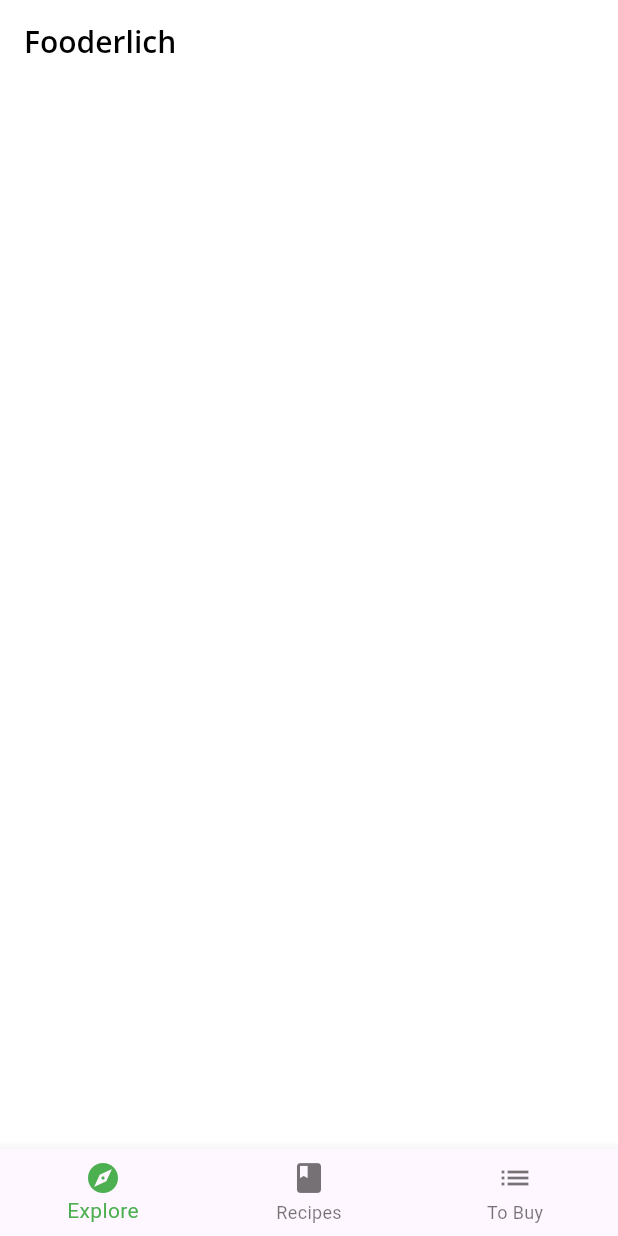
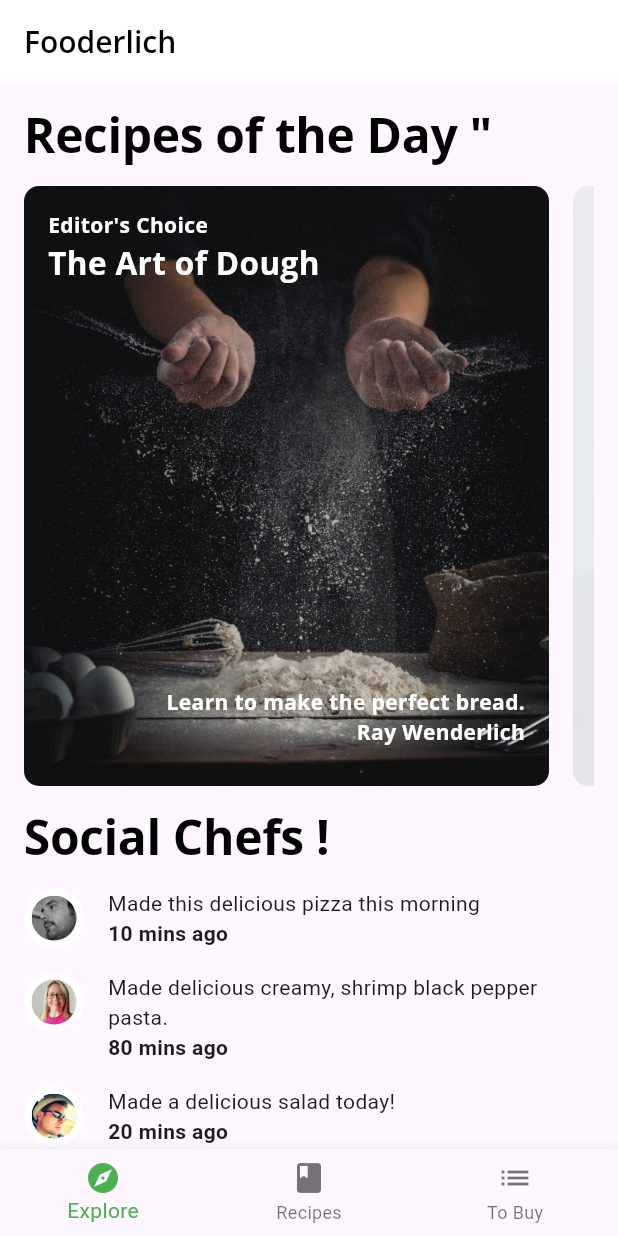
Before and after one commit to wyggel08/Chapter_05_Austral, a Flutter app: the screen it shows after launch, on a phone screen of 412 x 824 dp. Run offline on Flutter 3.47's test engine with Material 3 defaults, Android fonts, the phone set to English and light mode, and no system bars; our stand-ins replace google_fonts.

Commit message:
new additions

```diff
--- a/lib/components/author_card.dart
+++ b/lib/components/author_card.dart
@@ -41,11 +41,11 @@ class AuthorCardState extends State<AuthorCard> {
                 children: [
                   Text(
                     widget.authorName,
-                    style: FooderlichTheme.lightTextTheme.headline2,
+                    style: FooderlichTheme.lightTextTheme.displayMedium,
                   ),
                   Text(
                     widget.title,
-                    style: FooderlichTheme.lightTextTheme.headline3,
+                    style: FooderlichTheme.lightTextTheme.displaySmall,
                   )
                 ],
               ),
--- a/lib/components/card1.dart
+++ b/lib/components/card1.dart
@@ -31,13 +31,13 @@ class Card1 extends StatelessWidget {
           children: [
             Text(
               recipe.subtitle,
-              style: FooderlichTheme.darkTextTheme.bodyText1,
+              style: FooderlichTheme.darkTextTheme.bodyLarge,
             ),
             Positioned(
               top: 20,
               child: Text(
                 recipe.title,
-                style: FooderlichTheme.darkTextTheme.headline2,
+                style: FooderlichTheme.darkTextTheme.displayMedium,
               ),
             ),
             Positioned(
@@ -45,7 +45,7 @@ class Card1 extends StatelessWidget {
               right: 0,
               child: Text(
                 recipe.message,
-                style: FooderlichTheme.darkTextTheme.bodyText1,
+                style: FooderlichTheme.darkTextTheme.bodyLarge,
               ),
             ),
             Positioned(
@@ -53,7 +53,7 @@ class Card1 extends StatelessWidget {
               right: 0,
               child: Text(
                 recipe.authorName,
-                style: FooderlichTheme.darkTextTheme.bodyText1,
+                style: FooderlichTheme.darkTextTheme.bodyLarge,
               ),
             )
           ],
--- a/lib/components/card2.dart
+++ b/lib/components/card2.dart
@@ -42,7 +42,7 @@ class Card2 extends StatelessWidget {
                     right: 16,
                     child: Text(
                       recipe.title,
-                      style: FooderlichTheme.lightTextTheme.headline1,
+                      style: FooderlichTheme.lightTextTheme.displayLarge,
                     ),
                   ),
                   Positioned(
@@ -52,7 +52,7 @@ class Card2 extends StatelessWidget {
                       quarterTurns: 3,
                       child: Text(
                         recipe.subtitle,
-                        style: FooderlichTheme.lightTextTheme.headline1,
+                        style: FooderlichTheme.lightTextTheme.displayLarge,
                       ),
                     ),
                   ),
--- a/lib/components/card3.dart
+++ b/lib/components/card3.dart
@@ -17,7 +17,7 @@ class Card3 extends StatelessWidget {
       final chip = Chip(
         label: Text(
           element,
-          style: FooderlichTheme.darkTextTheme.bodyText1,
+          style: FooderlichTheme.darkTextTheme.bodyLarge,
         ),
         backgroundColor: Colors.black.withOpacity(0.7),
       );
@@ -64,7 +64,7 @@ class Card3 extends StatelessWidget {
                   ),
                   const SizedBox(height: 8),
                   Text(recipe.title,
-                      style: FooderlichTheme.darkTextTheme.headline2),
+                      style: FooderlichTheme.darkTextTheme.displayMedium),
                   const SizedBox(height: 30),
                 ],
               ),
--- a/lib/components/components.dart
+++ b/lib/components/components.dart
@@ -3,3 +3,8 @@ export 'card1.dart';
 export 'card2.dart';
 export 'card3.dart';
 export 'circle_image.dart';
+export 'today_recipe_list_view.dart';
+export 'friend_post_tile.dart';
+export 'friend_post_list_view.dart';
+export 'recipe_thumbnail.dart';
+export 'recipes_grid_view.dart';
--- /dev/null
+++ b/lib/components/friend_post_list_view.dart
@@ -0,0 +1,56 @@
+import 'package:flutter/material.dart';
+import '../models/models.dart';
+import 'components.dart';
+
+class FriendPostListView extends StatelessWidget {
+  // 1
+  final List<Post> friendPosts;
+  const FriendPostListView({
+    super.key,
+    required this.friendPosts,
+  });
+  @override
+  Widget build(BuildContext context) {
+    // 2
+    return Padding(
+      padding: const EdgeInsets.only(
+        left: 16,
+        right: 16,
+        top: 0,
+      ),
+      // 3
+      child: Column(
+        crossAxisAlignment: CrossAxisAlignment.start,
+        children: [
+          // 4
+          Text('Social Chefs ! ',
+          style: Theme.of(context).textTheme.displayLarge),
+          // 5
+          const SizedBox(height: 16),
+          // 1
+          ListView.separated(
+            // 2
+            primary: false,
+            // 3
+            physics: const NeverScrollableScrollPhysics(),
+            // 4
+            shrinkWrap: true,
+            scrollDirection: Axis.vertical,
+            itemCount: friendPosts.length,
+            itemBuilder: (context, index) {
+              // 5
+              final post = friendPosts[index];
+              return FriendPostTile(post: post);
+            },
+            separatorBuilder: (context, index) {
+              // 6
+              return const SizedBox(height: 16);
+            },
+          ),
+          // 6
+          const SizedBox(height: 16),
+        ],
+      ),
+    );
+  }
+}
--- /dev/null
+++ b/lib/components/friend_post_tile.dart
@@ -0,0 +1,44 @@
+import 'package:flutter/material.dart';
+import '../components/components.dart';
+import '../models/models.dart';
+
+class FriendPostTile extends StatelessWidget {
+  final Post post;
+  const FriendPostTile({
+    super.key,
+    required this.post,
+  });
+  @override
+  Widget build(BuildContext context) {
+    // 1
+    return Row(
+      crossAxisAlignment: CrossAxisAlignment.start,
+      mainAxisAlignment: MainAxisAlignment.start,
+      children: [
+        // 2
+        CircleImage(
+          imageProvider: AssetImage(post.profileImageUrl),
+          imageRadius: 20,
+        ),
+        // 3
+        const SizedBox(width: 16),
+        // 4
+        Expanded(
+          // 5
+          child: Column(
+            crossAxisAlignment: CrossAxisAlignment.start,
+            children: [
+              // 6
+              Text(post.comment),
+              // 7
+              Text(
+                '${post.timestamp} mins ago',
+                style: const TextStyle(fontWeight: FontWeight.w700),
+              ),
+            ],
+          ),
+        ),
+      ],
+    );
+  }
+}
--- /dev/null
+++ b/lib/components/today_recipe_list_view.dart
@@ -0,0 +1,71 @@
+import 'package:flutter/material.dart';
+// 1
+import '../components/components.dart';
+import '../models/models.dart';
+
+class TodayRecipeListView extends StatelessWidget {
+  // 2
+  final List<ExploreRecipe> recipes;
+  const TodayRecipeListView({
+    super.key,
+    required this.recipes,
+  });
+  @override
+  Widget build(BuildContext context) {
+    // 3
+    return Padding(
+      padding: const EdgeInsets.only(
+        left: 16,
+        right: 16,
+        top: 16,
+      ),
+      // 4
+      child: Column(
+        crossAxisAlignment: CrossAxisAlignment.start,
+        children: [
+          // 5
+          Text('Recipes of the Day " ',
+              style: Theme.of(context).textTheme.displayLarge),
+          // 6
+          const SizedBox(height: 16),
+          // 7
+          Container(
+            height: 400,
+            // 1
+            color: Colors.transparent,
+// 2
+            child: ListView.separated(
+              // 3
+              scrollDirection: Axis.horizontal,
+              // 4
+              itemCount: recipes.length,
+              // 5
+              itemBuilder: (context, index) {
+                // 6
+                final recipe = recipes[index];
+                return buildCard(recipe);
+              },
+              // 7
+              separatorBuilder: (context, index) {
+                // 8
+                return const SizedBox(width: 16);
+              },
+            ),
+          ),
+        ],
+      ),
+    );
+  }
+
+  Widget buildCard(ExploreRecipe recipe) {
+    if (recipe.cardType == RecipeCardType.card1) {
+      return Card1(recipe: recipe);
+    } else if (recipe.cardType == RecipeCardType.card2) {
+      return Card2(recipe: recipe);
+    } else if (recipe.cardType == RecipeCardType.card3) {
+      return Card3(recipe: recipe);
+    } else {
+      throw Exception('This card doesn\'t exist yet');
+    }
+  }
+}
--- a/lib/fooderlich_theme.dart
+++ b/lib/fooderlich_theme.dart
@@ -3,27 +3,27 @@ import 'package:google_fonts/google_fonts.dart';
 
 class FooderlichTheme {
   static TextTheme lightTextTheme = TextTheme(
-    bodyText1: GoogleFonts.openSans(
+    bodyLarge: GoogleFonts.openSans(
       fontSize: 14.0,
       fontWeight: FontWeight.w700,
       color: Colors.black,
     ),
-    headline1: GoogleFonts.openSans(
+    displayLarge: GoogleFonts.openSans(
       fontSize: 32.0,
       fontWeight: FontWeight.bold,
       color: Colors.black,
     ),
-    headline2: GoogleFonts.openSans(
+    displayMedium: GoogleFonts.openSans(
       fontSize: 21.0,
       fontWeight: FontWeight.w700,
       color: Colors.black,
     ),
-    headline3: GoogleFonts.openSans(
+    displaySmall: GoogleFonts.openSans(
       fontSize: 16.0,
       fontWeight: FontWeight.w600,
       color: Colors.black,
     ),
-    headline6: GoogleFonts.openSans(
+    titleLarge: GoogleFonts.openSans(
       fontSize: 20.0,
       fontWeight: FontWeight.w600,
       color: Colors.black,
@@ -31,27 +31,27 @@ class FooderlichTheme {
   );
 
   static TextTheme darkTextTheme = TextTheme(
-    bodyText1: GoogleFonts.openSans(
+    bodyLarge: GoogleFonts.openSans(
       fontSize: 14.0,
       fontWeight: FontWeight.w700,
       color: Colors.white,
     ),
-    headline1: GoogleFonts.openSans(
+    displayLarge: GoogleFonts.openSans(
       fontSize: 32.0,
       fontWeight: FontWeight.bold,
       color: Colors.white,
     ),
-    headline2: GoogleFonts.openSans(
+    displayMedium: GoogleFonts.openSans(
       fontSize: 21.0,
       fontWeight: FontWeight.w700,
       color: Colors.white,
     ),
-    headline3: GoogleFonts.openSans(
+    displaySmall: GoogleFonts.openSans(
       fontSize: 16.0,
       fontWeight: FontWeight.w600,
       color: Colors.white,
     ),
-    headline6: GoogleFonts.openSans(
+    titleLarge: GoogleFonts.openSans(
       fontSize: 20.0,
       fontWeight: FontWeight.w600,
       color: Colors.white,
--- a/lib/home.dart
+++ b/lib/home.dart
@@ -1,4 +1,7 @@
 import 'package:flutter/material.dart';
+import 'screens/explore_screen.dart';
+import 'screens/recipes_screen.dart';
+
 
 class Home extends StatefulWidget {
   const Home({super.key});
@@ -11,10 +14,10 @@ class HomeState extends State<Home> {
   int _selectedIndex = 0;
 
   static List<Widget> pages = <Widget>[
-    // TODO: Replace with ExploreScreen
+    const ExploreScreen(),
+    RecipesScreen(),
     Container(color: Colors.white),
-    // TODO: Replace with RecipesScreen
-    Container(color: Colors.green),
+
     Container(color: Colors.blue),
   ];
 
@@ -30,7 +33,7 @@ class HomeState extends State<Home> {
       appBar: AppBar(
         title: Text(
           'Fooderlich',
-          style: Theme.of(context).textTheme.headline6,
+          style: Theme.of(context).textTheme.titleLarge,
         ),
       ),
       body: pages[_selectedIndex],
--- /dev/null
+++ b/lib/screens/explore_screen.dart
@@ -0,0 +1,71 @@
+import 'dart:developer'; // Add this import
+
+import 'package:flutter/material.dart';
+import '../components/components.dart';
+import '../models/models.dart';
+import '../api/mock_fooderlich_service.dart';
+
+class ExploreScreen extends StatefulWidget { // 1. Change to StatefulWidget
+  const ExploreScreen({Key? key}) : super(key: key);
+
+  @override
+  _ExploreScreenState createState() => _ExploreScreenState();
+}
+
+class _ExploreScreenState extends State<ExploreScreen> {
+  late ScrollController _controller; // 2. Add ScrollController
+
+  // 3. Add scrollListener
+  void _scrollListener() {
+    if (_controller.offset >= _controller.position.maxScrollExtent &&
+        !_controller.position.outOfRange) {
+      log('I am at the bottom!');
+    }
+    if (_controller.offset <= _controller.position.minScrollExtent &&
+        !_controller.position.outOfRange) {
+      log('I am at the top!');
+    }
+  }
+
+  @override
+  void initState() {
+    super.initState();
+    _controller = ScrollController(); // 4. Initialize ScrollController
+    _controller.addListener(_scrollListener); // 5. Add scroll listener
+  }
+
+  @override
+  void dispose() {
+    _controller.removeListener(_scrollListener); // 6. Remove scroll listener
+    _controller.dispose(); // Dispose of the controller to avoid memory leaks
+    super.dispose();
+  }
+
+  final mockService = MockFooderlichService();
+
+  @override
+  Widget build(BuildContext context) {
+    return FutureBuilder(
+      future: mockService.getExploreData(),
+      builder: (context, AsyncSnapshot<ExploreData> snapshot) {
+        if (snapshot.connectionState == ConnectionState.done) {
+          return ListView(
+            controller: _controller, // 7. Set the ScrollController
+            scrollDirection: Axis.vertical,
+            children: [
+              TodayRecipeListView(recipes: snapshot.data?.todayRecipes ?? []),
+              const SizedBox(height: 16),
+              FriendPostListView(friendPosts: snapshot.data?.friendPosts ?? []),
+              Container(
+                height: 400,
+                color: Colors.green,
+              ),
+            ],
+          );
+        } else {
+          return const Center(child: CircularProgressIndicator());
+        }
+      },
+    );
+  }
+}
```
Also changed, not shown: lib/components/recipe_thumbnail.dart (added, +47 -0 lines), lib/components/recipes_grid_view.dart (added, +36 -0 lines), lib/screens/recipes_screen.dart (added, +28 -0 lines).
